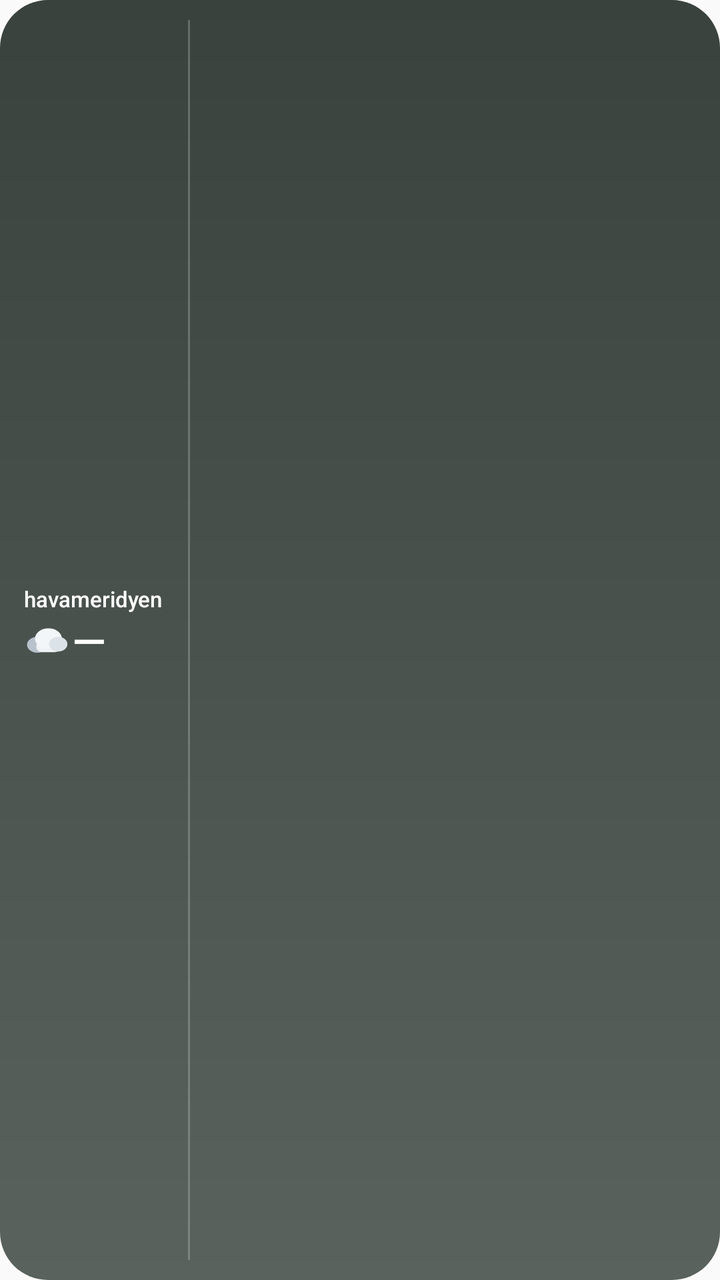
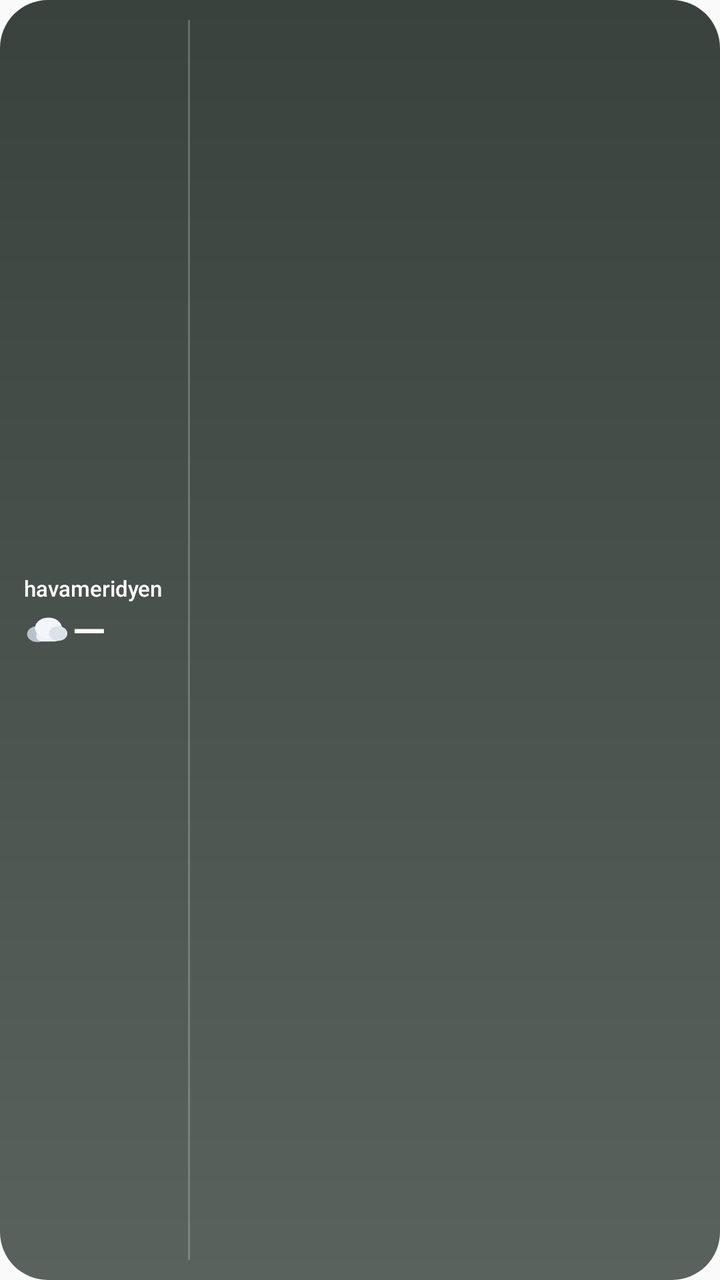

Before-and-after screenshots of an Android layout around one commit, followed by the original layout XML and the change that was made.
<!-- AndroidManifest.xml: application theme AppTheme -->
<!-- res/layout/hm_widget_saat.xml -->
<?xml version="1.0" encoding="utf-8"?>
<LinearLayout xmlns:android="http://schemas.android.com/apk/res/android"
    android:id="@+id/w_root"
    android:layout_width="match_parent"
    android:layout_height="match_parent"
    android:background="@drawable/wsky_nodata"
    android:gravity="center_vertical"
    android:orientation="horizontal"
    android:paddingStart="12dp"
    android:paddingTop="10dp"
    android:paddingEnd="10dp"
    android:paddingBottom="10dp">

    <LinearLayout
        android:layout_width="74dp"
        android:layout_height="wrap_content"
        android:orientation="vertical">

        <TextView
            android:id="@+id/w_place"
            android:layout_width="match_parent"
            android:layout_height="wrap_content"
            android:ellipsize="end"
            android:fontFamily="sans-serif-medium"
            android:includeFontPadding="false"
            android:maxLines="1"
            android:text="@string/app_name"
            android:textColor="@color/hm_w_text"
            android:textSize="11dp" />

        <LinearLayout
            android:layout_width="wrap_content"
            android:layout_height="wrap_content"
            android:layout_marginTop="2dp"
            android:gravity="center_vertical"
            android:orientation="horizontal">

            <ImageView
                android:id="@+id/w_icon"
                android:layout_width="22dp"
                android:layout_height="22dp"
                android:importantForAccessibility="no"
                android:scaleType="fitCenter"
                android:src="@drawable/wx_cloud" />

            <TextView
                android:id="@+id/w_temp"
                android:layout_width="wrap_content"
                android:layout_height="wrap_content"
                android:layout_marginStart="2dp"
                android:fontFamily="sans-serif-medium"
                android:includeFontPadding="false"
                android:maxLines="1"
                android:text="—"
                android:textColor="@color/hm_w_text"
                android:textSize="22dp" />
        </LinearLayout>

        <LinearLayout
            android:layout_width="match_parent"
            android:layout_height="wrap_content"
            android:layout_marginTop="2dp"
            android:gravity="center_vertical"
            android:orientation="horizontal">

            <TextView
                android:id="@+id/w_cond"
                android:layout_width="0dp"
                android:layout_height="wrap_content"
                android:layout_weight="1"
                android:ellipsize="end"
                android:includeFontPadding="false"
                android:maxLines="1"
                android:textColor="@color/hm_w_soft"
                android:textSize="9dp" />

            <ImageView
                android:id="@+id/w_dot"
                android:layout_width="6dp"
                android:layout_height="6dp"
                android:layout_marginStart="3dp"
                android:importantForAccessibility="no"
                android:src="@drawable/w_dot"
                android:visibility="gone" />
        </LinearLayout>
    </LinearLayout>

    <ImageView
        android:layout_width="1dp"
        android:layout_height="match_parent"
        android:layout_marginStart="8dp"
        android:layout_marginEnd="6dp"
        android:importantForAccessibility="no"
        android:src="@color/hm_w_line" />

    <LinearLayout
        android:layout_width="0dp"
        android:layout_height="wrap_content"
        android:layout_weight="1"
        android:gravity="center_vertical"
        android:orientation="horizontal">

        <LinearLayout
            android:layout_width="0dp"
            android:layout_height="wrap_content"
            android:layout_weight="1"
            android:gravity="center_horizontal"
            android:orientation="vertical">

            <TextView
                android:id="@+id/w_h0_t"
                android:layout_width="wrap_content"
                android:layout_height="wrap_content"
                android:includeFontPadding="false"
                android:maxLines="1"
                android:textColor="@color/hm_w_faint"
                android:textSize="9dp" />

            <ImageView
                android:id="@+id/w_h0_i"
                android:layout_width="20dp"
                android:layout_height="20dp"
                android:layout_marginTop="2dp"
                android:layout_marginBottom="1dp"
                android:importantForAccessibility="no"
                android:scaleType="fitCenter" />

            <TextView
                android:id="@+id/w_h0_p"
                android:layout_width="wrap_content"
                android:layout_height="wrap_content"
                android:fontFamily="sans-serif-medium"
                android:includeFontPadding="false"
                android:maxLines="1"
                android:textColor="@color/hm_w_rain"
                android:textSize="8dp" />

            <TextView
                android:id="@+id/w_h0_v"
                android:layout_width="wrap_content"
                android:layout_height="wrap_content"
                android:layout_marginTop="1dp"
                android:fontFamily="sans-serif-medium"
                android:includeFontPadding="false"
                android:maxLines="1"
                android:textColor="@color/hm_w_text"
                android:textSize="11dp" />
        </LinearLayout>

        <LinearLayout
            android:layout_width="0dp"
            android:layout_height="wrap_content"
            android:layout_weight="1"
            android:gravity="center_horizontal"
            android:orientation="vertical">

            <TextView
                android:id="@+id/w_h1_t"
                android:layout_width="wrap_content"
                android:layout_height="wrap_content"
                android:includeFontPadding="false"
                android:maxLines="1"
                android:textColor="@color/hm_w_faint"
                android:textSize="9dp" />

            <ImageView
                android:id="@+id/w_h1_i"
                android:layout_width="20dp"
                android:layout_height="20dp"
                android:layout_marginTop="2dp"
                android:layout_marginBottom="1dp"
                android:importantForAccessibility="no"
                android:scaleType="fitCenter" />

            <TextView
                android:id="@+id/w_h1_p"
                android:layout_width="wrap_content"
                android:layout_height="wrap_content"
                android:fontFamily="sans-serif-medium"
                android:includeFontPadding="false"
                android:maxLines="1"
                android:textColor="@color/hm_w_rain"
                android:textSize="8dp" />

            <TextView
                android:id="@+id/w_h1_v"
                android:layout_width="wrap_content"
                android:layout_height="wrap_content"
                android:layout_marginTop="1dp"
                android:fontFamily="sans-serif-medium"
                android:includeFontPadding="false"
                android:maxLines="1"
                android:textColor="@color/hm_w_text"
                android:textSize="11dp" />
        </LinearLayout>

        <LinearLayout
            android:layout_width="0dp"
            android:layout_height="wrap_content"
            android:layout_weight="1"
            android:gravity="center_horizontal"
            android:orientation="vertical">

            <TextView
                android:id="@+id/w_h2_t"
                android:layout_width="wrap_content"
                android:layout_height="wrap_content"
                android:includeFontPadding="false"
                android:maxLines="1"
                android:textColor="@color/hm_w_faint"
                android:textSize="9dp" />

            <ImageView
                android:id="@+id/w_h2_i"
                android:layout_width="20dp"
                android:layout_height="20dp"
                android:layout_marginTop="2dp"
                android:layout_marginBottom="1dp"
                android:importantForAccessibility="no"
                android:scaleType="fitCenter" />

            <TextView
                android:id="@+id/w_h2_p"
                android:layout_width="wrap_content"
                android:layout_height="wrap_content"
                android:fontFamily="sans-serif-medium"
                android:includeFontPadding="false"
                android:maxLines="1"
                android:textColor="@color/hm_w_rain"
                android:textSize="8dp" />

            <TextView
                android:id="@+id/w_h2_v"
                android:layout_width="wrap_content"
                android:layout_height="wrap_content"
                android:layout_marginTop="1dp"
                android:fontFamily="sans-serif-medium"
                android:includeFontPadding="false"
                android:maxLines="1"
                android:textColor="@color/hm_w_text"
                android:textSize="11dp" />
        </LinearLayout>

        <LinearLayout
            android:layout_width="0dp"
            android:layout_height="wrap_content"
            android:layout_weight="1"
            android:gravity="center_horizontal"
            android:orientation="vertical">

            <TextView
                android:id="@+id/w_h3_t"
                android:layout_width="wrap_content"
                android:layout_height="wrap_content"
                android:includeFontPadding="false"
                android:maxLines="1"
                android:textColor="@color/hm_w_faint"
                android:textSize="9dp" />

            <ImageView
                android:id="@+id/w_h3_i"
                android:layout_width="20dp"
                android:layout_height="20dp"
                android:layout_marginTop="2dp"
                android:layout_marginBottom="1dp"
                android:importantForAccessibility="no"
                android:scaleType="fitCenter" />

            <TextView
                android:id="@+id/w_h3_p"
                android:layout_width="wrap_content"
                android:layout_height="wrap_content"
                android:fontFamily="sans-serif-medium"
                android:includeFontPadding="false"
                android:maxLines="1"
                android:textColor="@color/hm_w_rain"
                android:textSize="8dp" />

            <TextView
                android:id="@+id/w_h3_v"
                android:layout_width="wrap_content"
                android:layout_height="wrap_content"
                android:layout_marginTop="1dp"
                android:fontFamily="sans-serif-medium"
                android:includeFontPadding="false"
                android:maxLines="1"
                android:textColor="@color/hm_w_text"
                android:textSize="11dp" />
        </LinearLayout>

        <LinearLayout
            android:layout_width="0dp"
            android:layout_height="wrap_content"
            android:layout_weight="1"
            android:gravity="center_horizontal"
            android:orientation="vertical">

            <TextView
                android:id="@+id/w_h4_t"
                android:layout_width="wrap_content"
                android:layout_height="wrap_content"
                android:includeFontPadding="false"
                android:maxLines="1"
                android:textColor="@color/hm_w_faint"
                android:textSize="9dp" />

            <ImageView
                android:id="@+id/w_h4_i"
                android:layout_width="20dp"
                android:layout_height="20dp"
                android:layout_marginTop="2dp"
                android:layout_marginBottom="1dp"
                android:importantForAccessibility="no"
                android:scaleType="fitCenter" />

            <TextView
                android:id="@+id/w_h4_p"
                android:layout_width="wrap_content"
                android:layout_height="wrap_content"
                android:fontFamily="sans-serif-medium"
                android:includeFontPadding="false"
                android:maxLines="1"
                android:textColor="@color/hm_w_rain"
                android:textSize="8dp" />

            <TextView
                android:id="@+id/w_h4_v"
                android:layout_width="wrap_content"
                android:layout_height="wrap_content"
                android:layout_marginTop="1dp"
                android:fontFamily="sans-serif-medium"
                android:includeFontPadding="false"
                android:maxLines="1"
                android:textColor="@color/hm_w_text"
                android:textSize="11dp" />
        </LinearLayout>

    </LinearLayout>
</LinearLayout>
<!-- resources referenced by this layout -->
<resources>
  <color name="hm_w_faint">#B3FFFFFF</color>
  <color name="hm_w_line">#38FFFFFF</color>
  <color name="hm_w_rain">#FFE0EEFF</color>
  <color name="hm_w_soft">#D9FFFFFF</color>
  <color name="hm_w_text">#FFFFFFFF</color>
  <!-- drawable w_dot (drawable) -->
  <?xml version="1.0" encoding="utf-8"?>
  <shape xmlns:android="http://schemas.android.com/apk/res/android"
      android:shape="oval">
      <solid android:color="#FFFFFFFF" />
      <size
          android:width="7dp"
          android:height="7dp" />
  </shape>
  <!-- drawable wsky_nodata (drawable) -->
  <?xml version="1.0" encoding="utf-8"?>
  <shape xmlns:android="http://schemas.android.com/apk/res/android"
      android:shape="rectangle">
      <corners android:radius="@dimen/hm_widget_radius" />
      <gradient
          android:angle="270"
          android:startColor="#3A423E"
          android:centerColor="#4A524E"
          android:endColor="#59625D"
          android:type="linear" />
  </shape>
  <!-- drawable wx_cloud (drawable) -->
  <?xml version="1.0" encoding="utf-8"?>
  <vector xmlns:android="http://schemas.android.com/apk/res/android"
      android:width="36dp"
      android:height="30dp"
      android:viewportWidth="36"
      android:viewportHeight="30">
      <group
          android:translateX="-4"
          android:translateY="-2">
          <path
              android:fillColor="#B7C2CC"
              android:pathData="M6.5,19 a8.5,6.5 0 1,0 17,0 a8.5,6.5 0 1,0 -17,0 Z" />
          <path
              android:fillColor="#EEF2F5"
              android:pathData="M18.5,16 h11 a4.5,4.5 0 0,1 4.5,4.5 v0 a4.5,4.5 0 0,1 -4.5,4.5 h-11 a4.5,4.5 0 0,1 -4.5,-4.5 v0 a4.5,4.5 0 0,1 4.5,-4.5 Z" />
          <path
              android:fillColor="#F3F6F8"
              android:pathData="M13,14 a11,8.5 0 1,0 22,0 a11,8.5 0 1,0 -22,0 Z" />
          <path
              android:fillColor="#DCE3E8"
              android:pathData="M24.5,18.5 a7.5,6 0 1,0 15,0 a7.5,6 0 1,0 -15,0 Z" />
      </group>
  </vector>
  <string name="app_name">havameridyen</string>
  <style name="AppTheme" parent="Theme.AppCompat.Light.DarkActionBar">
          
          <item name="colorPrimary">@color/colorPrimary</item>
          <item name="colorPrimaryDark">@color/colorPrimaryDark</item>
          <item name="colorAccent">@color/colorAccent</item>
      </style>
  <dimen name="hm_widget_radius">24dp</dimen>
</resources>

<!-- the commit's change to res/layout/hm_widget_saat.xml (unified diff, before → after) -->
@@ -83,6 +83,16 @@
                 android:src="@drawable/w_dot"
                 android:visibility="gone" />
         </LinearLayout>
+
+        <TextView
+            android:id="@+id/w_time"
+            android:layout_width="wrap_content"
+            android:layout_height="wrap_content"
+            android:layout_marginTop="1dp"
+            android:includeFontPadding="false"
+            android:maxLines="1"
+            android:textColor="@color/hm_w_faint"
+            android:textSize="8dp" />
     </LinearLayout>
 
     <ImageView
